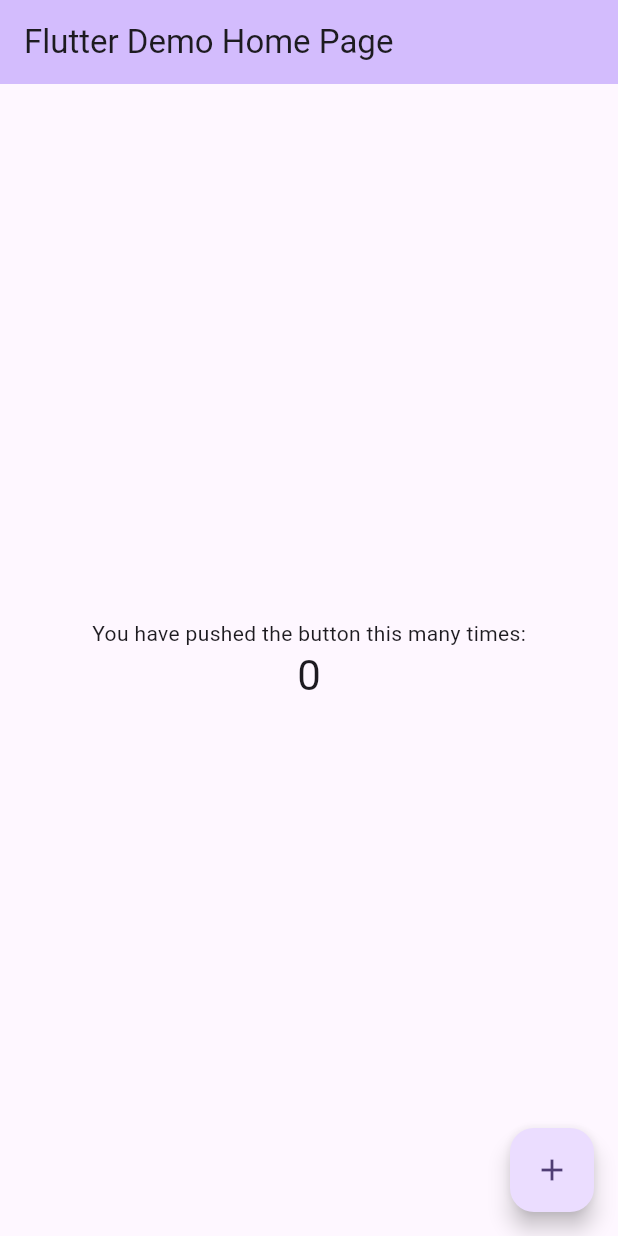
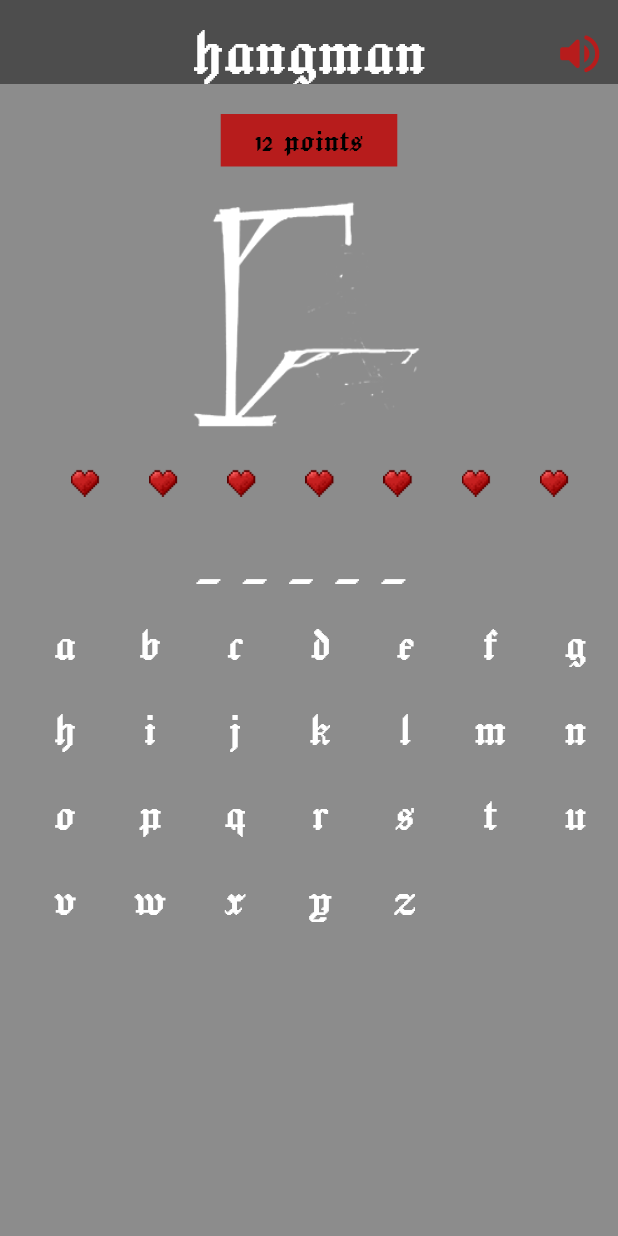
Before and after one commit to JayWoodroffe/Hangman_Game, a Flutter app: the screen it shows after launch, on a phone screen of 412 x 824 dp. Run offline on Flutter 3.47's test engine with Material 3 defaults, Android fonts, the phone set to English and light mode, and no system bars.

Commit message:
UI created

```diff
--- a/lib/main.dart
+++ b/lib/main.dart
@@ -1,4 +1,8 @@
+// ignore_for_file: prefer_const_constructors
+
 import 'package:flutter/material.dart';
+
+import 'screens/game_screen.dart';
 
 void main() {
   runApp(const MyApp());
@@ -11,115 +15,8 @@
   @override
   Widget build(BuildContext context) {
     return MaterialApp(
-      title: 'Flutter Demo',
-      theme: ThemeData(
-        // This is the theme of your application.
-        //
-        // TRY THIS: Try running your application with "flutter run". You'll see
-        // the application has a purple toolbar. Then, without quitting the app,
-        // try changing the seedColor in the colorScheme below to Colors.green
-        // and then invoke "hot reload" (save your changes or press the "hot
-        // reload" button in a Flutter-supported IDE, or press "r" if you used
-        // the command line to start the app).
-        //
-        // Notice that the counter didn't reset back to zero; the application
-        // state is not lost during the reload. To reset the state, use hot
-        // restart instead.
-        //
-        // This works for code too, not just values: Most code changes can be
-        // tested with just a hot reload.
-        colorScheme: ColorScheme.fromSeed(seedColor: Colors.deepPurple),
-        useMaterial3: true,
-      ),
-      home: const MyHomePage(title: 'Flutter Demo Home Page'),
+      debugShowCheckedModeBanner: false,
+      home: GameScreen(),
     );
   }
 }
-
-class MyHomePage extends StatefulWidget {
-  const MyHomePage({super.key, required this.title});
-
-  // This widget is the home page of your application. It is stateful, meaning
-  // that it has a State object (defined below) that contains fields that affect
-  // how it looks.
-
-  // This class is the configuration for the state. It holds the values (in this
-  // case the title) provided by the parent (in this case the App widget) and
-  // used by the build method of the State. Fields in a Widget subclass are
-  // always marked "final".
-
-  final String title;
-
-  @override
-  State<MyHomePage> createState() => _MyHomePageState();
-}
-
-class _MyHomePageState extends State<MyHomePage> {
-  int _counter = 0;
-
-  void _incrementCounter() {
-    setState(() {
-      // This call to setState tells the Flutter framework that something has
-      // changed in this State, which causes it to rerun the build method below
-      // so that the display can reflect the updated values. If we changed
-      // _counter without calling setState(), then the build method would not be
-      // called again, and so nothing would appear to happen.
-      _counter++;
-    });
-  }
-
-  @override
-  Widget build(BuildContext context) {
-    // This method is rerun every time setState is called, for instance as done
-    // by the _incrementCounter method above.
-    //
-    // The Flutter framework has been optimized to make rerunning build methods
-    // fast, so that you can just rebuild anything that needs updating rather
-    // than having to individually change instances of widgets.
-    return Scaffold(
-      appBar: AppBar(
-        // TRY THIS: Try changing the color here to a specific color (to
-        // Colors.amber, perhaps?) and trigger a hot reload to see the AppBar
-        // change color while the other colors stay the same.
-        backgroundColor: Theme.of(context).colorScheme.inversePrimary,
-        // Here we take the value from the MyHomePage object that was created by
-        // the App.build method, and use it to set our appbar title.
-        title: Text(widget.title),
-      ),
-      body: Center(
-        // Center is a layout widget. It takes a single child and positions it
-        // in the middle of the parent.
-        child: Column(
-          // Column is also a layout widget. It takes a list of children and
-          // arranges them vertically. By default, it sizes itself to fit its
-          // children horizontally, and tries to be as tall as its parent.
-          //
-          // Column has various properties to control how it sizes itself and
-          // how it positions its children. Here we use mainAxisAlignment to
-          // center the children vertically; the main axis here is the vertical
-          // axis because Columns are vertical (the cross axis would be
-          // horizontal).
-          //
-          // TRY THIS: Invoke "debug painting" (choose the "Toggle Debug Paint"
-          // action in the IDE, or press "p" in the console), to see the
-          // wireframe for each widget.
-          mainAxisAlignment: MainAxisAlignment.center,
-          children: <Widget>[
-            const Text(
-              'You have pushed the button this many times:',
-            ),
-            Text(
-              '$_counter',
-              style: Theme.of(context).textTheme.headlineMedium,
-            ),
-          ],
-        ),
-      ),
-      floatingActionButton: FloatingActionButton(
-        onPressed: _incrementCounter,
-        tooltip: 'Increment',
-        child: const Icon(Icons.add),
-      ), // This trailing comma makes auto-formatting nicer for build methods.
-    );
-  }
-}
--- /dev/null
+++ b/lib/screens/game_screen.dart
@@ -0,0 +1,152 @@
+import 'dart:math';
+
+import 'package:flutter/material.dart';
+import 'package:hangmanapp/utils.dart';
+
+class GameScreen extends StatefulWidget {
+  const GameScreen({super.key});
+
+  @override
+  State<GameScreen> createState() => _GameScreenState();
+}
+
+class _GameScreenState extends State<GameScreen> {
+  int lives = 7;
+
+  //randomly selecting a word from the list
+  String word = wordsList[Random().nextInt(wordsList.length)];
+
+  //generate row of hearts
+  Widget _buildLivesDisplay() {
+    return Row(
+      mainAxisAlignment: MainAxisAlignment.spaceEvenly,
+      children: List.generate(
+        lives,
+        (index) => const Padding(
+          padding: EdgeInsets.only(
+            left: 15,
+          ),
+          child: Image(
+            width: 30,
+            height: 20,
+            image: AssetImage("resources/images/heart.png"),
+          ),
+        ),
+      ),
+    );
+  }
+
+  //managing how the semi-guessed word is displayed
+  String _handleText() {
+    String displayedWord = "";
+    List guessedLetters = [];
+    for (int i = 0; i < word.length; i++) {
+      String char = word[i];
+      if (guessedLetters.contains(char)) {
+        displayedWord += "$char ";
+      } else {
+        displayedWord += '_ ';
+      }
+    }
+    return displayedWord;
+  }
+
+  @override
+  Widget build(BuildContext context) {
+    return Scaffold(
+      //header
+      appBar: AppBar(
+        actions: [
+          Padding(
+            padding: const EdgeInsets.only(top: 10, left: 10),
+            child: IconButton(
+                icon: Icon(
+                  size: 35,
+                  color: Colors.red.shade900,
+                  Icons.volume_up_rounded,
+                ),
+                onPressed: () {}),
+          ),
+        ],
+        centerTitle: true,
+        backgroundColor: Colors.black45,
+        title: Padding(
+          padding: const EdgeInsets.only(top: 15.0),
+          child: Text(
+            "hangman",
+            style: gothicTextStyle(50, Colors.white),
+          ),
+        ),
+      ),
+      backgroundColor: Colors.black45,
+      body: SingleChildScrollView(
+        child: Container(
+          alignment: Alignment.center,
+          child: Column(
+            children: [
+              //points display
+              Container(
+                decoration: BoxDecoration(color: Colors.red.shade900),
+                alignment: Alignment.center,
+                margin: EdgeInsets.only(top: 20),
+                width: MediaQuery.of(context).size.width / 3.5,
+                height: 35,
+                child: Center(
+                    child: Text("12 points",
+                        style: gothicTextStyle(
+                            24, Colors.black, FontWeight.w300))),
+              ),
+
+              SizedBox(height: 20),
+
+              //hangman image
+              Image(
+                width: 155,
+                height: 155,
+                image: AssetImage("resources/images/hangman0.png"),
+                fit: BoxFit.cover,
+                color: Colors.white,
+              ),
+
+              SizedBox(height: 25),
+
+              //lives left
+              Container(
+                  padding: EdgeInsets.symmetric(horizontal: 20),
+                  child: _buildLivesDisplay()),
+
+              SizedBox(height: 10),
+
+              //the word
+              Text(
+                _handleText(),
+                style: gothicTextStyle(45, Colors.white),
+              ),
+
+              //keyboard
+              GridView.count(
+                padding: EdgeInsets.only(left: 15),
+                crossAxisCount: 7,
+                shrinkWrap: true,
+                physics: NeverScrollableScrollPhysics(),
+                children: letters.map((alphabet) {
+                  return InkWell(
+                    child: Center(
+                      child: Padding(
+                        padding: const EdgeInsets.only(bottom: 8.0),
+                        child: Text(
+                          alphabet,
+                          style: gothicTextStyle(35, Colors.white),
+                        ),
+                      ),
+                    ),
+                  );
+                }).toList(),
+              ),
+            ],
+          ),
+        ),
+      ),
+    );
+  }
+}
--- /dev/null
+++ b/lib/utils.dart
@@ -0,0 +1,72 @@
+import 'package:flutter/material.dart';
+
+TextStyle gothicTextStyle(double size, [Color? color, FontWeight? fw]) {
+  return TextStyle(
+    fontFamily: "Jacquard12",
+    color: color,
+    fontSize: size,
+    fontWeight: fw,
+  );
+}
+
+List<String> letters = [
+  'a',
+  'b',
+  'c',
+  'd',
+  'e',
+  'f',
+  'g',
+  'h',
+  'i',
+  'j',
+  'k',
+  'l',
+  'm',
+  'n',
+  'o',
+  'p',
+  'q',
+  'r',
+  's',
+  't',
+  'u',
+  'v',
+  'w',
+  'x',
+  'y',
+  'z',
+];
+
+List<String> wordsList = [
+  'lemon',
+  'river',
+  'spark',
+  'glide',
+  'toast',
+  'echo',
+  'breeze',
+  'flame',
+  'cloud',
+  'mirror',
+  'stone',
+  'jungle',
+  'crisp',
+  'maple',
+  'whisper',
+  'trail',
+  'shadow',
+  'drift',
+  'orbit',
+  'frost',
+  'velvet',
+  'lantern',
+  'quilt',
+  'ripple',
+  'blink',
+  'ember',
+  'clover',
+  'hush',
+  'groove',
+  'plume',
+];
```
Also changed, not shown: pubspec.yaml (+11 -5 lines), pubspec.lock, resources/fonts/Jacquard12-Regular.ttf (added), resources/fonts/Jacquard24-Regular.ttf (added), resources/images/hangman0.png (added), resources/images/hangman1.png (added), resources/images/hangman2.png (added), resources/images/hangman3.png (added), resources/images/hangman4.png (added), resources/images/hangman5.png (added), resources/images/hangman6.png (added), resources/images/heart.png (added), 11 other files.
